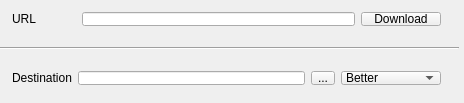
The window that mainwindow.ui (GearFox98/downTube) describes before a commit, drawn with Qt 5.
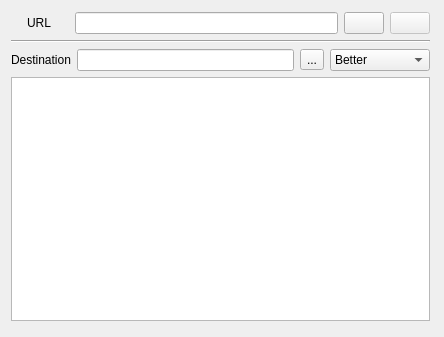
The same window after the commit. Icons and pictures are not drawn.

What changed in the file:
```diff
--- a/mainwindow.ui
+++ b/mainwindow.ui
@@ -6,8 +6,8 @@
    <rect>
     <x>0</x>
     <y>0</y>
-    <width>464</width>
-    <height>103</height>
+    <width>444</width>
+    <height>337</height>
    </rect>
   </property>
   <property name="sizePolicy">
@@ -20,29 +20,34 @@
    <string>downTube</string>
   </property>
   <widget class="QWidget" name="centralWidget">
-   <widget class="Line" name="line">
+   <widget class="QWidget" name="">
     <property name="geometry">
      <rect>
       <x>0</x>
-      <y>40</y>
-      <width>459</width>
-      <height>16</height>
-     </rect>
-    </property>
-    <property name="orientation">
-     <enum>Qt::Horizontal</enum>
-    </property>
-   </widget>
-   <widget class="QWidget" name="layoutWidget">
-    <property name="geometry">
-     <rect>
-      <x>1</x>
       <y>1</y>
-      <width>451</width>
-      <height>36</height>
+      <width>441</width>
+      <height>331</height>
      </rect>
     </property>
+    <layout class="QGridLayout" name="gridLayout">
+     <item row="0" column="0">
     <layout class="QHBoxLayout" name="horizontalLayout">
+       <item>
+        <spacer name="horizontalSpacer_2">
+         <property name="orientation">
+          <enum>Qt::Horizontal</enum>
+         </property>
+         <property name="sizeType">
+          <enum>QSizePolicy::Minimum</enum>
+         </property>
+         <property name="sizeHint" stdset="0">
+          <size>
+           <width>16</width>
+           <height>20</height>
+          </size>
+         </property>
+        </spacer>
+       </item>
      <item>
       <widget class="QLabel" name="urlLabel">
        <property name="text">
@@ -60,7 +65,7 @@
        </property>
        <property name="sizeHint" stdset="0">
         <size>
-         <width>40</width>
+           <width>18</width>
          <height>20</height>
         </size>
        </property>
@@ -76,21 +81,37 @@
      <item>
       <widget class="QPushButton" name="downloadButton">
        <property name="text">
-        <string>Download</string>
+          <string notr="true"/>
+         </property>
+         <property name="icon">
+          <iconset resource="resources.qrc">
+           <normaloff>:/play.png</normaloff>:/play.png</iconset>
+         </property>
+         <property name="default">
+          <bool>false</bool>
+         </property>
+         <property name="flat">
+          <bool>false</bool>
+         </property>
+        </widget>
+       </item>
+       <item>
+        <widget class="QPushButton" name="stopDownload">
+         <property name="enabled">
+          <bool>false</bool>
+         </property>
+         <property name="text">
+          <string notr="true"/>
+         </property>
+         <property name="icon">
+          <iconset resource="resources.qrc">
+           <normaloff>:/stop.png</normaloff>:/stop.png</iconset>
        </property>
       </widget>
      </item>
     </layout>
-   </widget>
-   <widget class="QWidget" name="layoutWidget">
-    <property name="geometry">
-     <rect>
-      <x>1</x>
-      <y>60</y>
-      <width>451</width>
-      <height>36</height>
-     </rect>
-    </property>
+     </item>
+     <item row="2" column="0">
     <layout class="QHBoxLayout" name="horizontalLayout_2">
      <item>
       <widget class="QLabel" name="destinationLabel">
@@ -151,6 +172,32 @@
       </widget>
      </item>
     </layout>
+     </item>
+     <item row="3" column="0">
+      <layout class="QVBoxLayout" name="verticalLayout">
+       <item>
+        <widget class="QPlainTextEdit" name="consoleBox">
+         <property name="acceptDrops">
+          <bool>false</bool>
+         </property>
+         <property name="readOnly">
+          <bool>true</bool>
+         </property>
+         <property name="plainText">
+          <string notr="true"/>
+         </property>
+        </widget>
+       </item>
+      </layout>
+     </item>
+     <item row="1" column="0">
+      <widget class="Line" name="line">
+       <property name="orientation">
+        <enum>Qt::Horizontal</enum>
+       </property>
+      </widget>
+     </item>
+    </layout>
    </widget>
   </widget>
  </widget>
```
Left out of the diff: 8 changed lines with no effect on the pictures. Lines whose indentation alone changed are shown as unchanged.
